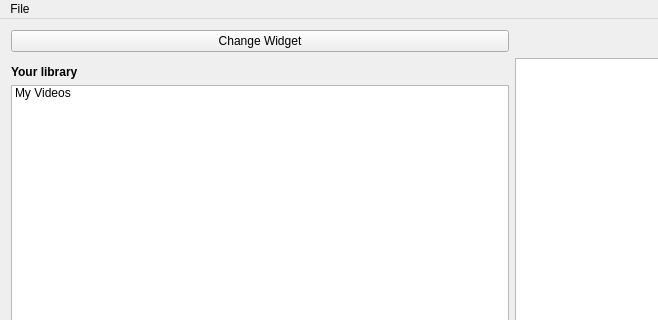
Old version of the form res/ui/mainwindow.ui in the repository alenzeinolov/WolfSuite; both pictures show x 0 to 658 and y 0 to 320 of the 1024 by 575 pixel window.
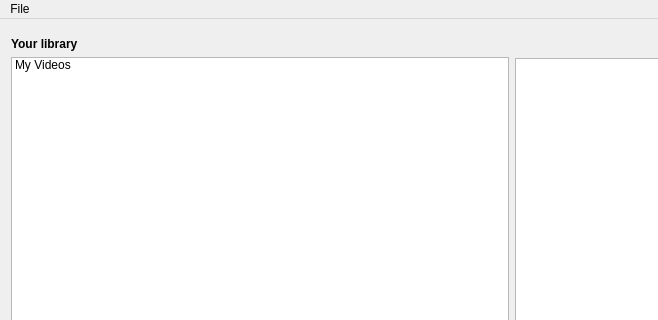
New version of the form. Custom widgets are drawn as their Qt base class.

```diff
--- a/res/ui/mainwindow.ui
+++ b/res/ui/mainwindow.ui
@@ -42,13 +42,6 @@
        <layout class="QHBoxLayout" name="horizontalLayout_2">
         <item>
          <layout class="QVBoxLayout" name="sidebarLayout">
-          <item>
-           <widget class="QPushButton" name="pushButton">
-            <property name="text">
-             <string>Change Widget</string>
-            </property>
-           </widget>
-          </item>
           <item>
            <spacer name="verticalSpacer">
             <property name="orientation">
```
